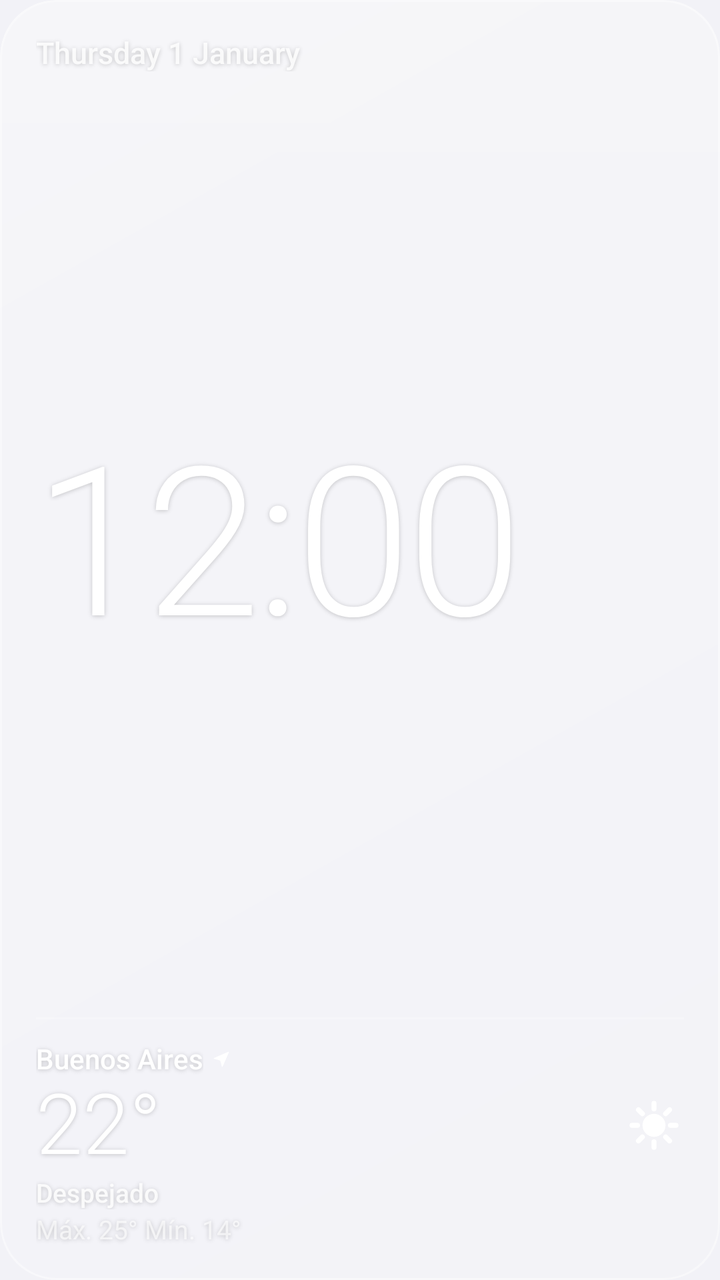
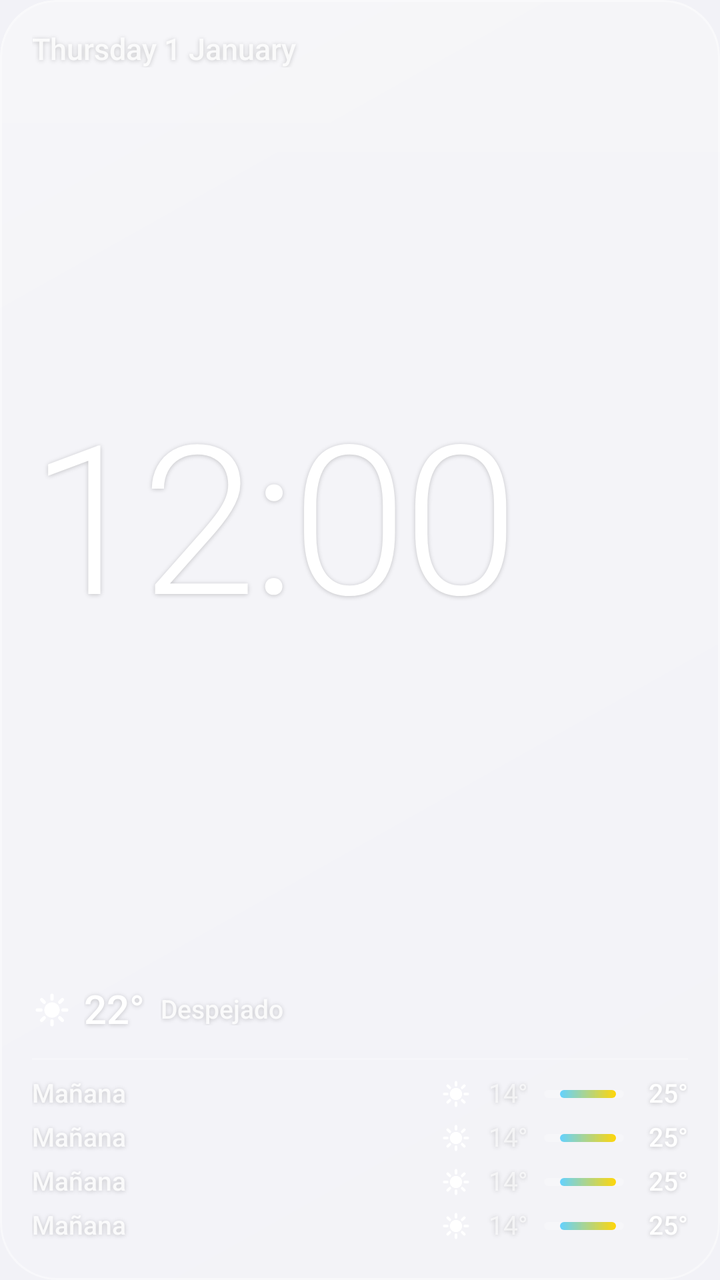

The first picture is an Android layout as it rendered before a commit; the second is the same layout after the commit. The layout source and the unified diff follow.
<!-- AndroidManifest.xml: application theme Theme.IOSDroid -->
<!-- res/layout/widget_large.xml -->
<?xml version="1.0" encoding="utf-8"?>
<FrameLayout xmlns:android="http://schemas.android.com/apk/res/android"
    android:id="@android:id/background"
    android:layout_width="match_parent"
    android:layout_height="match_parent"
    android:background="@drawable/widget_outline"
    android:clipToOutline="true">

    <ImageView
        android:id="@+id/glass"
        android:layout_width="match_parent"
        android:layout_height="match_parent"
        android:importantForAccessibility="no"
        android:scaleType="fitXY"
        android:src="@drawable/glass_fallback" />

    <LinearLayout
        android:layout_width="match_parent"
        android:layout_height="match_parent"
        android:orientation="vertical"
        android:paddingStart="18dp"
        android:paddingTop="18dp"
        android:paddingEnd="18dp"
        android:paddingBottom="17dp">

        <TextClock
            android:id="@+id/date"
            style="@style/WidgetText.Date"
            android:layout_width="match_parent"
            android:layout_height="wrap_content"
            android:textSize="15sp" />

        <TextClock
            android:id="@+id/time"
            style="@style/WidgetText.Time"
            android:layout_width="match_parent"
            android:layout_height="0dp"
            android:layout_weight="1"
            android:autoSizeMaxTextSize="104sp"
            android:gravity="start|center_vertical"
            android:textSize="76sp" />

        <ImageView
            android:id="@+id/divider"
            android:layout_width="match_parent"
            android:layout_height="1dp"
            android:layout_marginBottom="12dp"
            android:alpha="0.22"
            android:importantForAccessibility="no"
            android:scaleType="fitXY"
            android:src="@drawable/hairline" />

        <LinearLayout
            android:id="@+id/weather"
            android:layout_width="match_parent"
            android:layout_height="wrap_content"
            android:orientation="vertical">

            <LinearLayout
                android:layout_width="match_parent"
                android:layout_height="wrap_content"
                android:gravity="center_vertical"
                android:orientation="horizontal">

                <TextView
                    android:id="@+id/city"
                    style="@style/WidgetText.Temp"
                    android:layout_width="wrap_content"
                    android:layout_height="wrap_content"
                    android:text="@string/sample_city"
                    android:textSize="14sp" />

                <ImageView
                    android:id="@+id/city_arrow"
                    android:layout_width="10dp"
                    android:layout_height="10dp"
                    android:layout_marginStart="4dp"
                    android:importantForAccessibility="no"
                    android:src="@drawable/ic_location_arrow" />
            </LinearLayout>

            <LinearLayout
                android:layout_width="match_parent"
                android:layout_height="wrap_content"
                android:gravity="center_vertical"
                android:orientation="horizontal">

                <TextView
                    android:id="@+id/temp"
                    style="@style/WidgetText.TempLight"
                    android:layout_width="0dp"
                    android:layout_height="wrap_content"
                    android:layout_weight="1"
                    android:text="@string/sample_temp"
                    android:textSize="42sp" />

                <ImageView
                    android:id="@+id/wx_icon"
                    android:layout_width="30dp"
                    android:layout_height="30dp"
                    android:importantForAccessibility="no"
                    android:src="@drawable/ic_wx_sun" />
            </LinearLayout>

            <TextView
                android:id="@+id/condition"
                style="@style/WidgetText.Secondary"
                android:layout_width="match_parent"
                android:layout_height="wrap_content"
                android:layout_marginTop="2dp"
                android:text="@string/sample_condition"
                android:textSize="13sp" />

            <TextView
                android:id="@+id/hilo"
                style="@style/WidgetText.Tertiary"
                android:layout_width="match_parent"
                android:layout_height="wrap_content"
                android:layout_marginTop="3dp"
                android:text="@string/sample_hilo"
                android:textSize="13sp" />
        </LinearLayout>
    </LinearLayout>
</FrameLayout>
<!-- resources referenced by this layout -->
<resources>
  <!-- drawable hairline (drawable) -->
  <?xml version="1.0" encoding="utf-8"?>
  <shape xmlns:android="http://schemas.android.com/apk/res/android" android:shape="rectangle">
      <solid android:color="#FFFFFFFF" />
      <size android:height="1dp" />
  </shape>
  <!-- drawable ic_location_arrow (drawable) -->
  <?xml version="1.0" encoding="utf-8"?>
  <vector xmlns:android="http://schemas.android.com/apk/res/android"
      android:width="24dp"
      android:height="24dp"
      android:viewportWidth="24"
      android:viewportHeight="24">
      <path
          android:fillColor="#FFFFFFFF"
          android:pathData="M20.4,2.94Q20.6,2.85 20.8,2.94Q21.26,3.14 21.06,3.6L13.56,20.8Q13.46,21.02 13.23,21.08Q12.99,21.15 12.84,21.06Q12.68,20.97 12.62,20.73L10.59,13.41L3.27,11.38Q3.04,11.32 2.94,11.1Q2.84,10.87 2.91,10.71Q2.97,10.54 3.2,10.44Z" />
  </vector>
  <!-- drawable widget_outline (drawable) -->
  <?xml version="1.0" encoding="utf-8"?>
  <shape xmlns:android="http://schemas.android.com/apk/res/android" android:shape="rectangle">
      <solid android:color="#00000000" />
      <corners android:radius="@dimen/widget_radius" />
  </shape>
  <string name="sample_city">Buenos Aires</string>
  <string name="sample_condition">Despejado</string>
  <string name="sample_hilo">Máx. 25°  Mín. 14°</string>
  <string name="sample_temp">22°</string>
  <style name="WidgetText.Secondary">
          <item name="android:textFontWeight">500</item>
          <item name="android:textColor">@color/widget_text_secondary</item>
          <item name="android:textSize">12sp</item>
      </style>
  <style name="WidgetText.Temp">
          <item name="android:textFontWeight">500</item>
      </style>
  <style name="WidgetText.TempLight">
          <item name="android:textFontWeight">300</item>
      </style>
  <style name="WidgetText.Tertiary">
          <item name="android:textColor">@color/widget_text_tertiary</item>
          <item name="android:textSize">12sp</item>
      </style>
  <style name="WidgetText.Time">
          <item name="android:textFontWeight">300</item>
          <item name="android:letterSpacing">-0.02</item>
          <item name="android:fontFeatureSettings">tnum</item>
          <item name="android:ellipsize">none</item>
          <item name="android:autoSizeTextType">uniform</item>
          <item name="android:autoSizeMinTextSize">24sp</item>
          <item name="android:autoSizeStepGranularity">1sp</item>
          <item name="android:format12Hour">h:mm</item>
          <item name="android:format24Hour">HH:mm</item>
      </style>
  <dimen name="widget_radius">24dp</dimen>
  <color name="widget_text_secondary">#D9FFFFFF</color>
  <color name="widget_text_tertiary">#A6FFFFFF</color>
  <color name="ios_bg">#FFF2F2F7</color>
  <color name="ios_blue">#FF007AFF</color>
  <color name="ios_label">#FF000000</color>
  <!-- unchanged entries left out for length: 4 -->
</resources>

<!-- the commit's change to res/layout/widget_large.xml (unified diff, before → after) -->
@@ -18,10 +18,7 @@
         android:layout_width="match_parent"
         android:layout_height="match_parent"
         android:orientation="vertical"
-        android:paddingStart="18dp"
-        android:paddingTop="18dp"
-        android:paddingEnd="18dp"
-        android:paddingBottom="17dp">
+        android:padding="16dp">
 
         <TextClock
             android:id="@+id/date"
@@ -30,95 +27,348 @@
             android:layout_height="wrap_content"
             android:textSize="15sp" />
 
-        <TextClock
-            android:id="@+id/time"
-            style="@style/WidgetText.Time"
+        <include
+            layout="@layout/widget_time"
             android:layout_width="match_parent"
             android:layout_height="0dp"
-            android:layout_weight="1"
-            android:autoSizeMaxTextSize="104sp"
-            android:gravity="start|center_vertical"
-            android:textSize="76sp" />
+            android:layout_weight="1" />
+
+        <LinearLayout
+            android:id="@+id/weather"
+            android:layout_width="match_parent"
+            android:layout_height="wrap_content"
+            android:layout_marginTop="4dp"
+            android:gravity="center_vertical"
+            android:orientation="horizontal">
+
+            <ImageView
+                android:id="@+id/wx_icon"
+                android:layout_width="20dp"
+                android:layout_height="20dp"
+                android:src="@drawable/ic_wx_sun" />
+
+            <TextView
+                android:id="@+id/temp"
+                style="@style/WidgetText.Temp"
+                android:layout_width="wrap_content"
+                android:layout_height="wrap_content"
+                android:text="@string/sample_temp"
+                android:textSize="20sp"
+                android:layout_marginStart="6dp" />
+
+            <TextView
+                android:id="@+id/condition"
+                style="@style/WidgetText.Secondary"
+                android:layout_width="0dp"
+                android:layout_height="wrap_content"
+                android:text="@string/sample_condition"
+                android:textSize="13sp"
+                android:layout_weight="1"
+                android:layout_marginStart="8dp" />
+
+            <TextView
+                android:id="@+id/hilo"
+                style="@style/WidgetText.Tertiary"
+                android:layout_width="wrap_content"
+                android:layout_height="wrap_content"
+                android:text="@string/sample_hilo"
+                android:textSize="12sp"
+                android:layout_marginStart="8dp"
+                android:visibility="gone" />
+        </LinearLayout>
 
         <ImageView
             android:id="@+id/divider"
             android:layout_width="match_parent"
             android:layout_height="1dp"
-            android:layout_marginBottom="12dp"
-            android:alpha="0.22"
+            android:layout_marginTop="12dp"
+            android:layout_marginBottom="6dp"
+            android:alpha="0.2"
             android:importantForAccessibility="no"
             android:scaleType="fitXY"
             android:src="@drawable/hairline" />
 
         <LinearLayout
-            android:id="@+id/weather"
-            android:layout_width="match_parent"
-            android:layout_height="wrap_content"
-            android:orientation="vertical">
-
-            <LinearLayout
-                android:layout_width="match_parent"
-                android:layout_height="wrap_content"
-                android:gravity="center_vertical"
-                android:orientation="horizontal">
-
-                <TextView
-                    android:id="@+id/city"
-                    style="@style/WidgetText.Temp"
-                    android:layout_width="wrap_content"
-                    android:layout_height="wrap_content"
-                    android:text="@string/sample_city"
-                    android:textSize="14sp" />
-
-                <ImageView
-                    android:id="@+id/city_arrow"
-                    android:layout_width="10dp"
-                    android:layout_height="10dp"
-                    android:layout_marginStart="4dp"
-                    android:importantForAccessibility="no"
-                    android:src="@drawable/ic_location_arrow" />
-            </LinearLayout>
-
-            <LinearLayout
-                android:layout_width="match_parent"
-                android:layout_height="wrap_content"
-                android:gravity="center_vertical"
-                android:orientation="horizontal">
-
-                <TextView
-                    android:id="@+id/temp"
-                    style="@style/WidgetText.TempLight"
-                    android:layout_width="0dp"
-                    android:layout_height="wrap_content"
-                    android:layout_weight="1"
-                    android:text="@string/sample_temp"
-                    android:textSize="42sp" />
-
-                <ImageView
-                    android:id="@+id/wx_icon"
-                    android:layout_width="30dp"
-                    android:layout_height="30dp"
-                    android:importantForAccessibility="no"
-                    android:src="@drawable/ic_wx_sun" />
-            </LinearLayout>
-
-            <TextView
-                android:id="@+id/condition"
-                style="@style/WidgetText.Secondary"
-                android:layout_width="match_parent"
-                android:layout_height="wrap_content"
-                android:layout_marginTop="2dp"
-                android:text="@string/sample_condition"
-                android:textSize="13sp" />
-
-            <TextView
-                android:id="@+id/hilo"
-                style="@style/WidgetText.Tertiary"
-                android:layout_width="match_parent"
-                android:layout_height="wrap_content"
-                android:layout_marginTop="3dp"
-                android:text="@string/sample_hilo"
-                android:textSize="13sp" />
+            android:id="@+id/f0_row"
+            android:layout_width="match_parent"
+            android:layout_height="22dp"
+            android:gravity="center_vertical"
+            android:orientation="horizontal">
+
+            <TextView
+                android:id="@+id/f0_day"
+                style="@style/WidgetText.Secondary"
+                android:layout_width="0dp"
+                android:layout_height="wrap_content"
+                android:text="@string/sample_day"
+                android:textSize="13sp"
+                android:layout_weight="1" />
+
+            <ImageView
+                android:id="@+id/f0_icon"
+                android:layout_width="16dp"
+                android:layout_height="16dp"
+                android:src="@drawable/ic_wx_sun" />
+
+            <TextView
+                android:id="@+id/f0_min"
+                style="@style/WidgetText.Tertiary"
+                android:layout_width="28dp"
+                android:layout_height="wrap_content"
+                android:text="@string/sample_min"
+                android:textSize="13sp"
+                android:gravity="end" />
+
+            <ImageView
+                android:id="@+id/f0_bar"
+                android:layout_width="40dp"
+                android:layout_height="12dp"
+                android:layout_marginStart="8dp"
+                android:layout_marginEnd="4dp"
+                android:importantForAccessibility="no"
+                android:scaleType="fitXY"
+                android:src="@drawable/range_bar_sample" />
+
+            <TextView
+                android:id="@+id/f0_max"
+                style="@style/WidgetText.Temp"
+                android:layout_width="28dp"
+                android:layout_height="wrap_content"
+                android:text="@string/sample_max"
+                android:textSize="13sp"
+                android:gravity="end" />
+        </LinearLayout>
+
+        <LinearLayout
+            android:id="@+id/f1_row"
+            android:layout_width="match_parent"
+            android:layout_height="22dp"
+            android:gravity="center_vertical"
+            android:orientation="horizontal">
+
+            <TextView
+                android:id="@+id/f1_day"
+                style="@style/WidgetText.Secondary"
+                android:layout_width="0dp"
+                android:layout_height="wrap_content"
+                android:text="@string/sample_day"
+                android:textSize="13sp"
+                android:layout_weight="1" />
+
+            <ImageView
+                android:id="@+id/f1_icon"
+                android:layout_width="16dp"
+                android:layout_height="16dp"
+                android:src="@drawable/ic_wx_sun" />
+
+            <TextView
+                android:id="@+id/f1_min"
+                style="@style/WidgetText.Tertiary"
+                android:layout_width="28dp"
+                android:layout_height="wrap_content"
+                android:text="@string/sample_min"
+                android:textSize="13sp"
+                android:gravity="end" />
+
+            <ImageView
+                android:id="@+id/f1_bar"
+                android:layout_width="40dp"
+                android:layout_height="12dp"
+                android:layout_marginStart="8dp"
+                android:layout_marginEnd="4dp"
+                android:importantForAccessibility="no"
+                android:scaleType="fitXY"
+                android:src="@drawable/range_bar_sample" />
+
+            <TextView
+                android:id="@+id/f1_max"
+                style="@style/WidgetText.Temp"
+                android:layout_width="28dp"
+                android:layout_height="wrap_content"
+                android:text="@string/sample_max"
+                android:textSize="13sp"
+                android:gravity="end" />
+        </LinearLayout>
+
+        <LinearLayout
+            android:id="@+id/f2_row"
+            android:layout_width="match_parent"
+            android:layout_height="22dp"
+            android:gravity="center_vertical"
+            android:orientation="horizontal">
+
+            <TextView
+                android:id="@+id/f2_day"
+                style="@style/WidgetText.Secondary"
+                android:layout_width="0dp"
+                android:layout_height="wrap_content"
+                android:text="@string/sample_day"
+                android:textSize="13sp"
+                android:layout_weight="1" />
+
+            <ImageView
+                android:id="@+id/f2_icon"
+                android:layout_width="16dp"
+                android:layout_height="16dp"
+                android:src="@drawable/ic_wx_sun" />
+
+            <TextView
+                android:id="@+id/f2_min"
+                style="@style/WidgetText.Tertiary"
+                android:layout_width="28dp"
+                android:layout_height="wrap_content"
+                android:text="@string/sample_min"
+                android:textSize="13sp"
+                android:gravity="end" />
+
+            <ImageView
+                android:id="@+id/f2_bar"
+                android:layout_width="40dp"
+                android:layout_height="12dp"
+                android:layout_marginStart="8dp"
+                android:layout_marginEnd="4dp"
+                android:importantForAccessibility="no"
+                android:scaleType="fitXY"
+                android:src="@drawable/range_bar_sample" />
+
+            <TextView
+                android:id="@+id/f2_max"
+                style="@style/WidgetText.Temp"
+                android:layout_width="28dp"
+                android:layout_height="wrap_content"
+                android:text="@string/sample_max"
+                android:textSize="13sp"
+                android:gravity="end" />
+        </LinearLayout>
+
+        <LinearLayout
+            android:id="@+id/f3_row"
+            android:layout_width="match_parent"
+            android:layout_height="22dp"
+            android:gravity="center_vertical"
+            android:orientation="horizontal">
+
+            <TextView
+                android:id="@+id/f3_day"
+                style="@style/WidgetText.Secondary"
+                android:layout_width="0dp"
+                android:layout_height="wrap_content"
+                android:text="@string/sample_day"
+                android:textSize="13sp"
+                android:layout_weight="1" />
+
+            <ImageView
+                android:id="@+id/f3_icon"
+                android:layout_width="16dp"
+                android:layout_height="16dp"
+                android:src="@drawable/ic_wx_sun" />
+
+            <TextView
+                android:id="@+id/f3_min"
+                style="@style/WidgetText.Tertiary"
+                android:layout_width="28dp"
+                android:layout_height="wrap_content"
+                android:text="@string/sample_min"
+                android:textSize="13sp"
+                android:gravity="end" />
+
+            <ImageView
+                android:id="@+id/f3_bar"
+                android:layout_width="40dp"
+                android:layout_height="12dp"
+                android:layout_marginStart="8dp"
+                android:layout_marginEnd="4dp"
+                android:importantForAccessibility="no"
+                android:scaleType="fitXY"
+                android:src="@drawable/range_bar_sample" />
+
+            <TextView
+                android:id="@+id/f3_max"
+                style="@style/WidgetText.Temp"
+                android:layout_width="28dp"
+                android:layout_height="wrap_content"
+                android:text="@string/sample_max"
+                android:textSize="13sp"
+                android:gravity="end" />
         </LinearLayout>
     </LinearLayout>
 </FrameLayout>
+<!-- res/layout/widget_time.xml (included above) -->
+<?xml version="1.0" encoding="utf-8"?>
+<FrameLayout xmlns:android="http://schemas.android.com/apk/res/android"
+    android:id="@+id/time_box"
+    android:layout_width="match_parent"
+    android:layout_height="match_parent">
+
+    <TextClock
+        android:id="@+id/time_thin"
+        style="@style/WidgetText.Time.Thin"
+        android:layout_width="match_parent"
+        android:layout_height="match_parent"
+        android:gravity="start|center_vertical"
+        android:visibility="gone" />
+
+    <TextClock
+        android:id="@+id/time_light"
+        style="@style/WidgetText.Time.Light"
+        android:layout_width="match_parent"
+        android:layout_height="match_parent"
+        android:gravity="start|center_vertical"
+        android:visibility="visible" />
+
+    <TextClock
+        android:id="@+id/time_regular"
+        style="@style/WidgetText.Time.Regular"
+        android:layout_width="match_parent"
+        android:layout_height="match_parent"
+        android:gravity="start|center_vertical"
+        android:visibility="gone" />
+
+    <TextClock
+        android:id="@+id/time_bold"
+        style="@style/WidgetText.Time.Bold"
+        android:layout_width="match_parent"
+        android:layout_height="match_parent"
+        android:gravity="start|center_vertical"
+        android:visibility="gone" />
+
+    <TextClock
+        android:id="@+id/time_heavy"
+        style="@style/WidgetText.Time.Heavy"
+        android:layout_width="match_parent"
+        android:layout_height="match_parent"
+        android:gravity="start|center_vertical"
+        android:visibility="gone" />
+
+    <TextClock
+        android:id="@+id/time_condensed"
+        style="@style/WidgetText.Time.Condensed"
+        android:layout_width="match_parent"
+        android:layout_height="match_parent"
+        android:gravity="start|center_vertical"
+        android:visibility="gone" />
+
+    <TextClock
+        android:id="@+id/time_serif"
+        style="@style/WidgetText.Time.Serif"
+        android:layout_width="match_parent"
+        android:layout_height="match_parent"
+        android:gravity="start|center_vertical"
+        android:visibility="gone" />
+
+    <TextClock
+        android:id="@+id/time_mono"
+        style="@style/WidgetText.Time.Mono"
+        android:layout_width="match_parent"
+        android:layout_height="match_parent"
+        android:gravity="start|center_vertical"
+        android:visibility="gone" />
+
+    <TextClock
+        android:id="@+id/time_script"
+        style="@style/WidgetText.Time.Script"
+        android:layout_width="match_parent"
+        android:layout_height="match_parent"
+        android:gravity="start|center_vertical"
+        android:visibility="gone" />
+</FrameLayout>
<!-- resource entries referenced after the edit -->
@@ -6,26 +6,33 @@
       <solid android:color="#FFFFFFFF" />
       <size android:height="1dp" />
   </shape>
-  <!-- drawable ic_location_arrow (drawable) -->
+  <!-- drawable range_bar_sample (drawable) -->
   <?xml version="1.0" encoding="utf-8"?>
-  <vector xmlns:android="http://schemas.android.com/apk/res/android"
-      android:width="24dp"
-      android:height="24dp"
-      android:viewportWidth="24"
-      android:viewportHeight="24">
-      <path
-          android:fillColor="#FFFFFFFF"
-          android:pathData="M20.4,2.94Q20.6,2.85 20.8,2.94Q21.26,3.14 21.06,3.6L13.56,20.8Q13.46,21.02 13.23,21.08Q12.99,21.15 12.84,21.06Q12.68,20.97 12.62,20.73L10.59,13.41L3.27,11.38Q3.04,11.32 2.94,11.1Q2.84,10.87 2.91,10.71Q2.97,10.54 3.2,10.44Z" />
-  </vector>
+  <layer-list xmlns:android="http://schemas.android.com/apk/res/android">
+      <item android:top="4dp" android:bottom="4dp">
+          <shape android:shape="rectangle">
+              <solid android:color="#33FFFFFF" />
+              <corners android:radius="2dp" />
+          </shape>
+      </item>
+      <item android:left="8dp" android:right="4dp" android:top="4dp" android:bottom="4dp">
+          <shape android:shape="rectangle">
+              <gradient android:angle="0" android:endColor="#FFFFD60A" android:startColor="#FF64D2FF" />
+              <corners android:radius="2dp" />
+          </shape>
+      </item>
+  </layer-list>
   <!-- drawable widget_outline (drawable) -->
   <?xml version="1.0" encoding="utf-8"?>
   <shape xmlns:android="http://schemas.android.com/apk/res/android" android:shape="rectangle">
       <solid android:color="#00000000" />
       <corners android:radius="@dimen/widget_radius" />
   </shape>
-  <string name="sample_city">Buenos Aires</string>
   <string name="sample_condition">Despejado</string>
+  <string name="sample_day">Mañana</string>
   <string name="sample_hilo">Máx. 25°  Mín. 14°</string>
+  <string name="sample_max">25°</string>
+  <string name="sample_min">14°</string>
   <string name="sample_temp">22°</string>
   <style name="WidgetText.Secondary">
           <item name="android:textFontWeight">500</item>
@@ -35,23 +42,49 @@
   <style name="WidgetText.Temp">
           <item name="android:textFontWeight">500</item>
       </style>
-  <style name="WidgetText.TempLight">
-          <item name="android:textFontWeight">300</item>
-      </style>
   <style name="WidgetText.Tertiary">
           <item name="android:textColor">@color/widget_text_tertiary</item>
           <item name="android:textSize">12sp</item>
       </style>
-  <style name="WidgetText.Time">
+  <style name="WidgetText.Time.Bold">
+          <item name="android:textFontWeight">700</item>
+          <item name="android:textStyle">bold</item>
+          <item name="android:letterSpacing">-0.03</item>
+      </style>
+  <style name="WidgetText.Time.Condensed">
+          <item name="android:fontFamily">sans-serif-condensed</item>
+          <item name="android:textFontWeight">400</item>
+          <item name="android:letterSpacing">-0.01</item>
+      </style>
+  <style name="WidgetText.Time.Heavy">
+          <item name="android:textFontWeight">900</item>
+          <item name="android:textStyle">bold</item>
+          <item name="android:letterSpacing">-0.03</item>
+      </style>
+  <style name="WidgetText.Time.Light">
           <item name="android:textFontWeight">300</item>
-          <item name="android:letterSpacing">-0.02</item>
-          <item name="android:fontFeatureSettings">tnum</item>
-          <item name="android:ellipsize">none</item>
-          <item name="android:autoSizeTextType">uniform</item>
-          <item name="android:autoSizeMinTextSize">24sp</item>
-          <item name="android:autoSizeStepGranularity">1sp</item>
-          <item name="android:format12Hour">h:mm</item>
-          <item name="android:format24Hour">HH:mm</item>
+      </style>
+  <style name="WidgetText.Time.Mono">
+          <item name="android:fontFamily">monospace</item>
+          <item name="android:textFontWeight">400</item>
+          <item name="android:letterSpacing">-0.04</item>
+      </style>
+  <style name="WidgetText.Time.Regular">
+          <item name="android:textFontWeight">400</item>
+      </style>
+  <style name="WidgetText.Time.Script">
+          <item name="android:fontFamily">cursive</item>
+          <item name="android:textFontWeight">700</item>
+          <item name="android:textStyle">bold</item>
+          <item name="android:letterSpacing">0</item>
+      </style>
+  <style name="WidgetText.Time.Serif">
+          <item name="android:fontFamily">serif</item>
+          <item name="android:textFontWeight">400</item>
+          <item name="android:letterSpacing">0</item>
+      </style>
+  <style name="WidgetText.Time.Thin">
+          <item name="android:textFontWeight">200</item>
       </style>
   <dimen name="widget_radius">24dp</dimen>
   <color name="widget_text_secondary">#D9FFFFFF</color>
